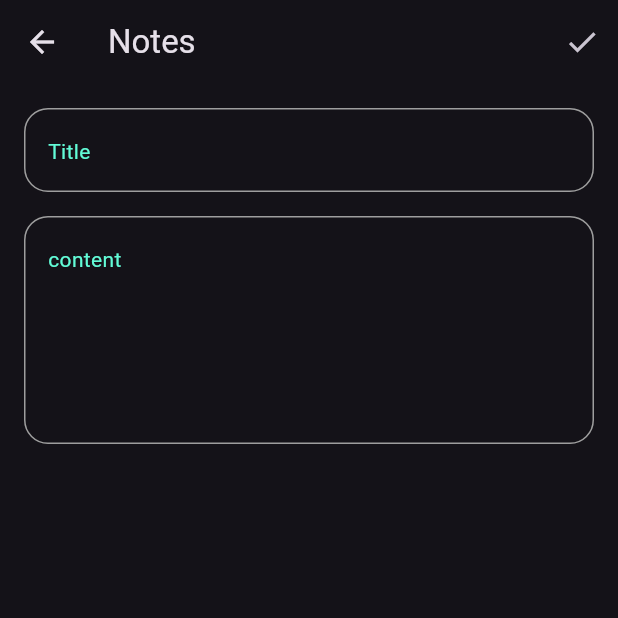
After one commit to mohamed-abdallah-mouse/NotesApp, a Flutter app: the screen it shows after launch, after a tap on "First Note", on a phone screen of 412 x 824 dp, the top half of it. The commit adds this screen. Run offline on Flutter 3.47's test engine with Material 3 defaults, Android fonts, the phone set to English and light mode, and no system bars.

Commit message:
Edit Notes

```diff
--- /dev/null
+++ b/lib/views/edit_notes.dart
@@ -0,0 +1,28 @@
+import 'package:flutter/material.dart';
+import 'package:notes_app/views/widgets/text_field_item.dart';
+
+class EditNotes extends StatelessWidget {
+  const EditNotes({super.key});
+
+  @override
+  Widget build(BuildContext context) {
+    return Scaffold(
+      appBar: AppBar(
+        title: Text('Notes'),
+        actions: [IconButton(onPressed: () {}, icon: Icon(Icons.check))],
+      ),
+      body: SingleChildScrollView(
+        child: Padding(
+          padding: const EdgeInsets.all(16),
+          child: Column(
+            children: [
+              TextFieldItem(hint: 'Title'),
+              SizedBox(height: 16),
+              TextFieldItem(hint: 'content', maxLines: 5),
+            ],
+          ),
+        ),
+      ),
+    );
+  }
+}
--- a/lib/views/widgets/custom_elevated_button.dart
+++ b/lib/views/widgets/custom_elevated_button.dart
@@ -1,4 +1,5 @@
 import 'package:flutter/material.dart';
+import 'package:notes_app/views/edit_notes.dart';
 
 import '../../constants.dart';
 
@@ -9,7 +10,16 @@ class CustomElevatedButton extends StatelessWidget {
   Widget build(BuildContext context) {
     return ElevatedButton(
       style: ElevatedButton.styleFrom(backgroundColor: kPrimaryColor),
-      onPressed: () {},
+      onPressed: () {
+        Navigator.push(
+          context,
+          MaterialPageRoute(
+            builder: (context) {
+              return EditNotes();
+            },
+          ),
+        );
+      },
       child: Padding(
         padding: const EdgeInsets.all(16),
         child: Text('Ok', style: TextStyle(color: Colors.black)),
--- a/lib/views/widgets/notes_item.dart
+++ b/lib/views/widgets/notes_item.dart
@@ -1,4 +1,5 @@
 import 'package:flutter/material.dart';
+import 'package:notes_app/views/edit_notes.dart';
 
 class NotesItem extends StatelessWidget {
   const NotesItem({super.key});
@@ -7,6 +8,17 @@ class NotesItem extends StatelessWidget {
   Widget build(BuildContext context) {
     return Padding(
       padding: const EdgeInsets.all(16),
+      child: GestureDetector(
+        onTap: () {
+          Navigator.push(
+            context,
+            MaterialPageRoute(
+              builder: (context) {
+                return EditNotes();
+              },
+            ),
+          );
+        },
         child: Container(
           decoration: BoxDecoration(
             color: Colors.black,
@@ -27,7 +39,10 @@ class NotesItem extends StatelessWidget {
                 contentPadding: EdgeInsets.all(8),
                 title: Text('First Note'),
                 subtitle: Text('Tab to add note'),
-              trailing: IconButton(onPressed: () {}, icon: Icon(Icons.delete)),
+                trailing: IconButton(
+                  onPressed: () {},
+                  icon: Icon(Icons.delete),
+                ),
               ),
               Padding(
                 padding: const EdgeInsets.only(right: 40, top: 8, bottom: 16),
@@ -36,6 +51,7 @@ class NotesItem extends StatelessWidget {
             ],
           ),
         ),
+      ),
     );
   }
 }
```
Lines whose indentation alone changed are shown as unchanged.
